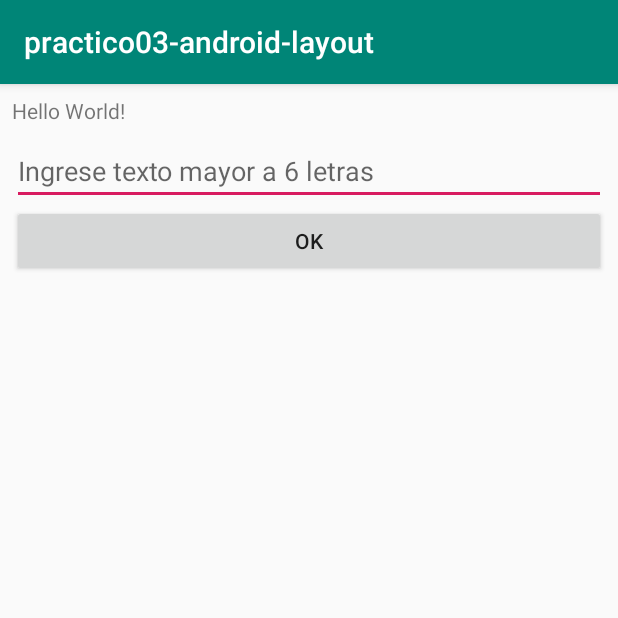
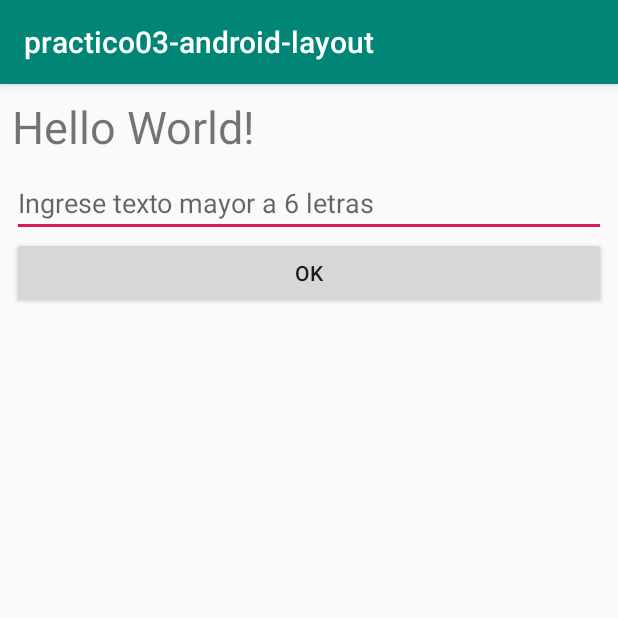
Before and after one commit to JuanMorenoDeveloper/Ejercicios-UDE-Android-2019, an Android app: the screen it shows after launch (MainActivity), on a phone screen of 412 x 824 dp, the top half of it. Run offline under Robolectric (Android 15) with nearby library versions, the phone set to English and light mode, and no system bars.

```diff
--- a/practico03-intro-android/app/src/main/res/layout/activity_main.xml
+++ b/practico03-intro-android/app/src/main/res/layout/activity_main.xml
@@ -12,6 +12,7 @@
             android:layout_width="wrap_content"
             android:layout_height="wrap_content"
             android:text="Hello World!"
+            android:textSize="30dp"
             app:layout_constraintTop_toTopOf="parent" app:layout_constraintStart_toStartOf="parent"
             android:layout_marginTop="8dp" android:layout_marginLeft="8dp" android:layout_marginStart="8dp"/>
     <EditText
@@ -32,7 +33,7 @@
             android:layout_height="wrap_content"
             android:id="@+id/btnHello"
             app:layout_constraintTop_toBottomOf="@+id/edText" app:layout_constraintEnd_toEndOf="parent"
-            app:layout_constraintStart_toStartOf="parent" android:layout_marginLeft="8dp"
-            android:layout_marginStart="8dp" android:layout_marginEnd="8dp" android:layout_marginRight="8dp"/>
-
+            app:layout_constraintStart_toStartOf="parent"
+            android:layout_marginStart="8dp" android:layout_marginEnd="8dp"
+    />
 </androidx.constraintlayout.widget.ConstraintLayout>
```
Also changed, not shown: practico03-intro-android/app/src/main/java/uy/edu/ude/Calculadora.kt (added, +8 -0 lines), 1 other file.
